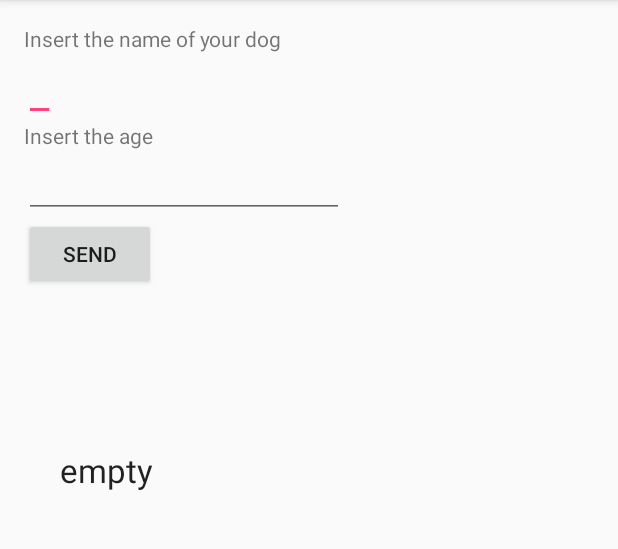
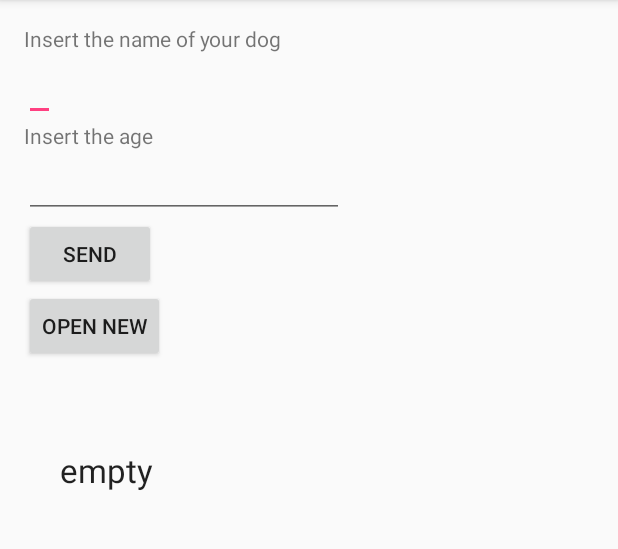
Before and after one commit to jfbdevs/myDogs, an Android app: the screen it shows after launch (MainActivity), on a phone screen of 412 x 824 dp, the part 84-633 px from its top. Run offline under Robolectric (Android 15) with nearby library versions, the phone set to English and light mode, and no system bars.

```diff
--- a/app/src/main/AndroidManifest.xml
+++ b/app/src/main/AndroidManifest.xml
@@ -15,12 +15,14 @@
                 <category android:name="android.intent.category.LAUNCHER" />
             </intent-filter>
         </activity>
-        <activity android:name=".SetName" android:parentActivityName="MainActivity">
+        <activity
+            android:name=".SetName"
+            android:parentActivityName=".MainActivity">
             <meta-data
                 android:name="android.support.PARENT_ACTIVITY"
                 android:value="MainActivity" />
         </activity>
-
+        <activity android:name=".Main2Activity"></activity>
     </application>
 
 </manifest>
--- a/app/src/main/res/layout/activity_main.xml
+++ b/app/src/main/res/layout/activity_main.xml
@@ -55,7 +55,16 @@
         android:layout_alignParentLeft="true"
         android:layout_alignParentStart="true"
          />
-
+    <Button
+        android:layout_width="wrap_content"
+        android:layout_height="wrap_content"
+        android:text="Open new"
+        android:id="@+id/openNew"
+        android:onClick="openNew"
+        android:layout_below="@+id/sendName"
+        android:layout_alignParentLeft="true"
+        android:layout_alignParentStart="true"
+        />
     <TextView
         android:layout_width="wrap_content"
         android:layout_height="wrap_content"
--- /dev/null
+++ b/settings.gradle
@@ -0,0 +1 @@
+include ':app'
```
Also changed, not shown: app/src/main/java/com/example/android/mydogs/Main2Activity.java (added, +21 -0 lines), app/src/main/java/com/example/android/mydogs/MainActivity.java (+9 -0 lines), app/src/main/java/com/example/android/mydogs/Profile.java (added, +7 -0 lines), app/src/main/res/layout/activity_main2.xml (added, +21 -0 lines), build.gradle (added, +23 -0 lines), gradle.properties (added, +18 -0 lines), gradle/wrapper/gradle-wrapper.properties (added), 4 other files.
